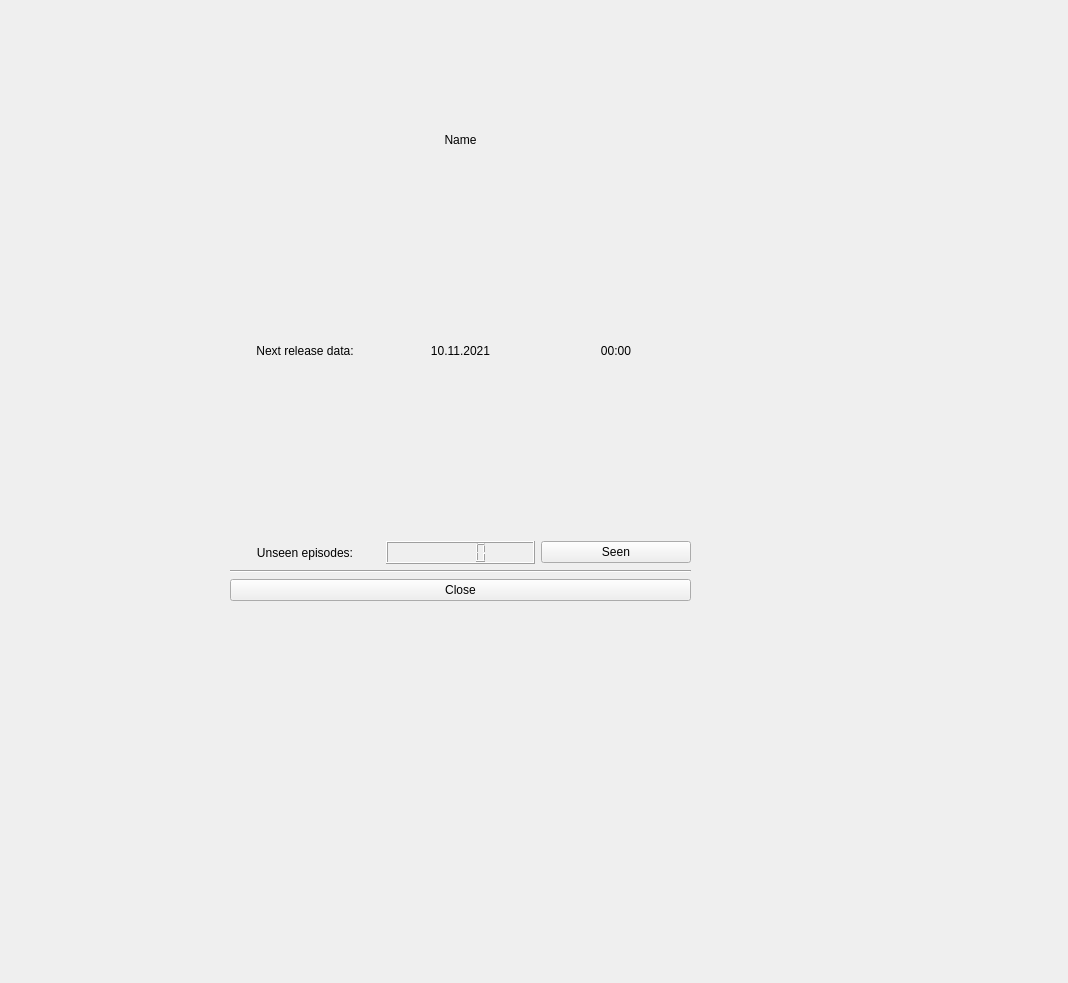
The window that infowindow.ui (BogdanBozga/QtProject-UnseenAp) describes before a commit, drawn with Qt 5.
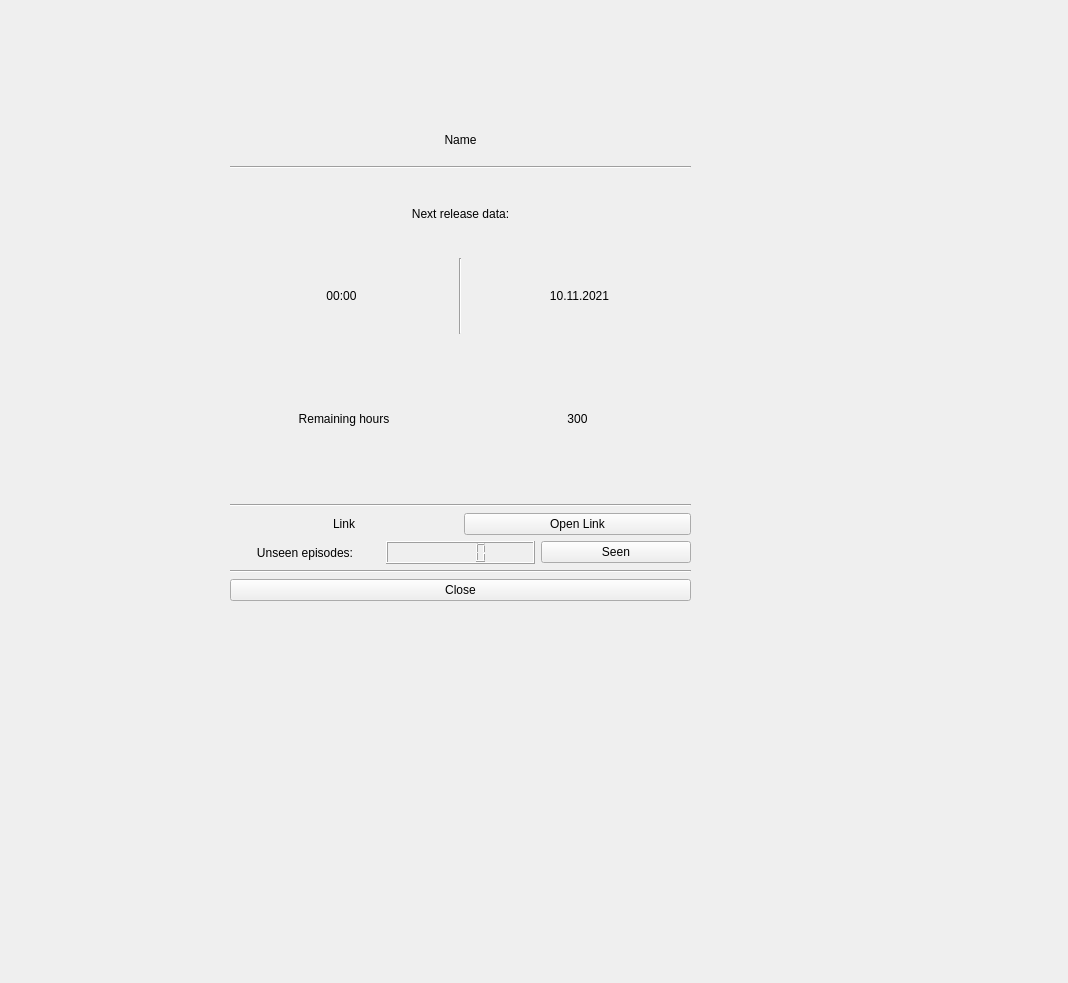
The same window after the commit.

Commit message: connecting the seen aand link button remain

```diff
--- a/infowindow.ui
+++ b/infowindow.ui
@@ -55,16 +55,72 @@
       </property>
      </widget>
     </item>
+    <item>
+     <widget class="Line" name="line_2">
+      <property name="orientation">
+       <enum>Qt::Horizontal</enum>
+      </property>
+     </widget>
+    </item>
     <item>
      <layout class="QHBoxLayout" name="horizontalLayout_11">
       <item>
        <layout class="QVBoxLayout" name="verticalLayout_8">
         <item>
-         <layout class="QHBoxLayout" name="horizontalLayout_9">
+         <layout class="QVBoxLayout" name="verticalLayout_2">
           <item>
-           <widget class="QLabel" name="label_6">
+           <layout class="QVBoxLayout" name="verticalLayout">
+            <item>
+             <widget class="QLabel" name="label_6">
+              <property name="text">
+               <string>Next release data:</string>
+              </property>
+              <property name="alignment">
+               <set>Qt::AlignCenter</set>
+              </property>
+             </widget>
+            </item>
+            <item>
+             <layout class="QHBoxLayout" name="horizontalLayout_4">
+              <item>
+               <widget class="QLabel" name="nextHourLaberInfo">
+                <property name="text">
+                 <string>00:00</string>
+                </property>
+                <property name="alignment">
+                 <set>Qt::AlignCenter</set>
+                </property>
+               </widget>
+              </item>
+              <item>
+               <widget class="Line" name="line">
+                <property name="orientation">
+                 <enum>Qt::Vertical</enum>
+                </property>
+               </widget>
+              </item>
+              <item>
+               <widget class="QLabel" name="nextDateLabelInfo">
+                <property name="text">
+                 <string>10.11.2021</string>
+                </property>
+                <property name="alignment">
+                 <set>Qt::AlignCenter</set>
+                </property>
+               </widget>
+              </item>
+             </layout>
+            </item>
+           </layout>
+          </item>
+         </layout>
+        </item>
+        <item>
+         <layout class="QHBoxLayout" name="horizontalLayout">
+          <item>
+           <widget class="QLabel" name="label">
             <property name="text">
-             <string>Next release data:</string>
+             <string>Remaining hours</string>
             </property>
             <property name="alignment">
              <set>Qt::AlignCenter</set>
@@ -72,25 +128,43 @@
            </widget>
           </item>
           <item>
-           <widget class="QLabel" name="nextDateLabelInfo">
+           <widget class="QLabel" name="remainingHours">
             <property name="text">
-             <string>10.11.2021</string>
+             <string>300</string>
             </property>
             <property name="alignment">
              <set>Qt::AlignCenter</set>
             </property>
            </widget>
           </item>
+         </layout>
+        </item>
+        <item>
+         <widget class="Line" name="line_4">
+          <property name="orientation">
+           <enum>Qt::Horizontal</enum>
+          </property>
+         </widget>
+        </item>
+        <item>
+         <layout class="QHBoxLayout" name="horizontalLayout_2">
           <item>
-           <widget class="QLabel" name="nextHourLaberInfo">
+           <widget class="QLabel" name="label_2">
             <property name="text">
-             <string>00:00</string>
+             <string>Link</string>
             </property>
             <property name="alignment">
              <set>Qt::AlignCenter</set>
             </property>
            </widget>
           </item>
+          <item>
+           <widget class="QPushButton" name="openLink_button">
+            <property name="text">
+             <string>Open Link</string>
+            </property>
+           </widget>
+          </item>
          </layout>
         </item>
         <item>
```
Left out of the diff: 14 changed lines with no effect on the pictures. The commit also changes 11 other files.
